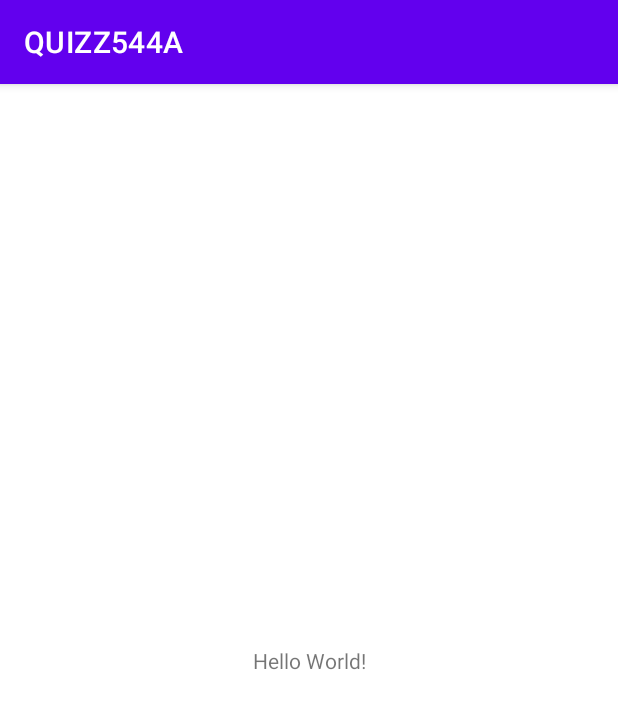
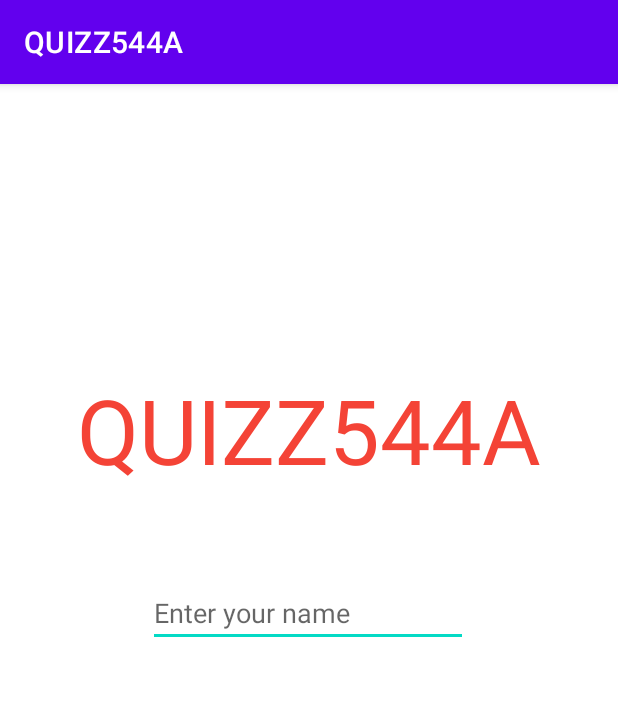
Before and after one commit to FatimaShah11/task2, an Android app: the screen it shows after launch (MainActivity), on a phone screen of 412 x 824 dp. Shown: the top 709 px of the screen. Run offline under Robolectric (Android 15) with nearby library versions, the phone set to English and light mode, and no system bars.

Commit message:
act.main_username

```diff
--- a/app/src/main/res/layout/activity_main.xml
+++ b/app/src/main/res/layout/activity_main.xml
@@ -7,12 +7,31 @@
     tools:context=".MainActivity">
 
     <TextView
+        android:id="@+id/textView"
         android:layout_width="wrap_content"
         android:layout_height="wrap_content"
-        android:text="Hello World!"
+        android:layout_alignParentTop="true"
+        android:text="@string/app_name"
+        android:textColor="#F44336"
+        android:textSize="60sp"
         app:layout_constraintBottom_toBottomOf="parent"
-        app:layout_constraintLeft_toLeftOf="parent"
-        app:layout_constraintRight_toRightOf="parent"
-        app:layout_constraintTop_toTopOf="parent" />
+        app:layout_constraintEnd_toEndOf="parent"
+        app:layout_constraintStart_toStartOf="parent"
+        app:layout_constraintTop_toTopOf="parent"
+        app:layout_constraintVertical_bias="0.276" />
+    <EditText
+        android:id="@+id/editName"
+        android:layout_width="wrap_content"
+        android:layout_height="wrap_content"
+        android:ems="10"
+        android:hint="Enter your name"
+        android:inputType="textPersonName"
+        android:textColor="#df040b"
+        app:layout_constraintBottom_toBottomOf="parent"
+        app:layout_constraintEnd_toEndOf="parent"
+        app:layout_constraintHorizontal_bias="0.497"
+        app:layout_constraintStart_toStartOf="parent"
+        app:layout_constraintTop_toTopOf="parent"
+        app:layout_constraintVertical_bias="0.457" />
 
 </androidx.constraintlayout.widget.ConstraintLayout>
```
